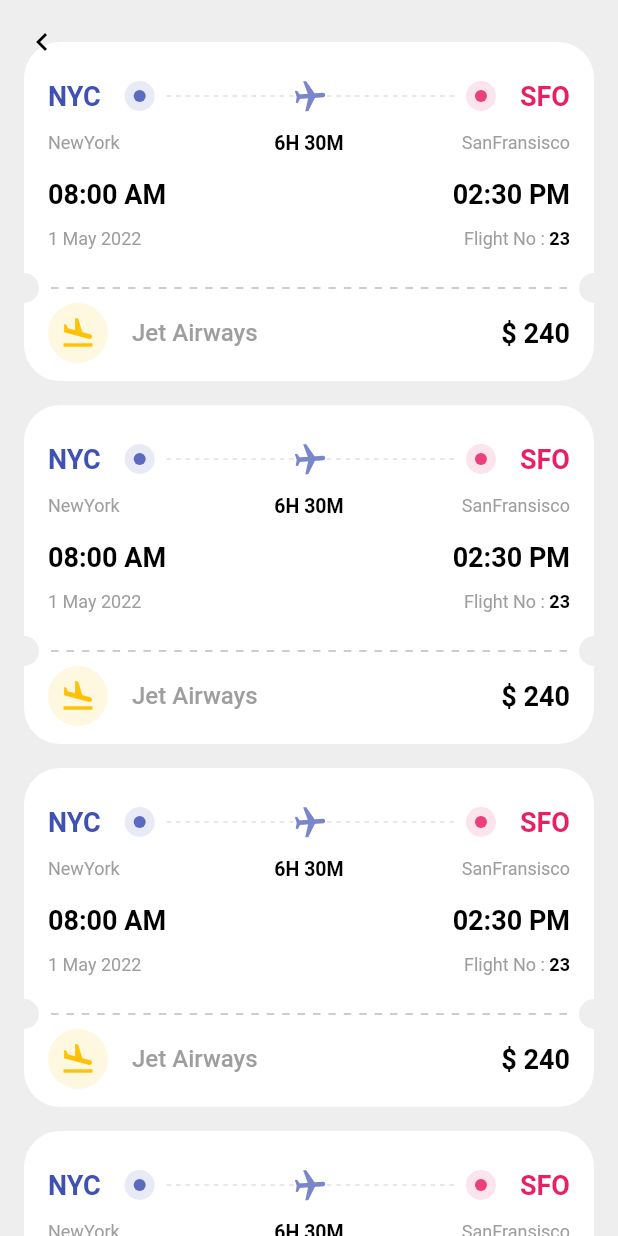
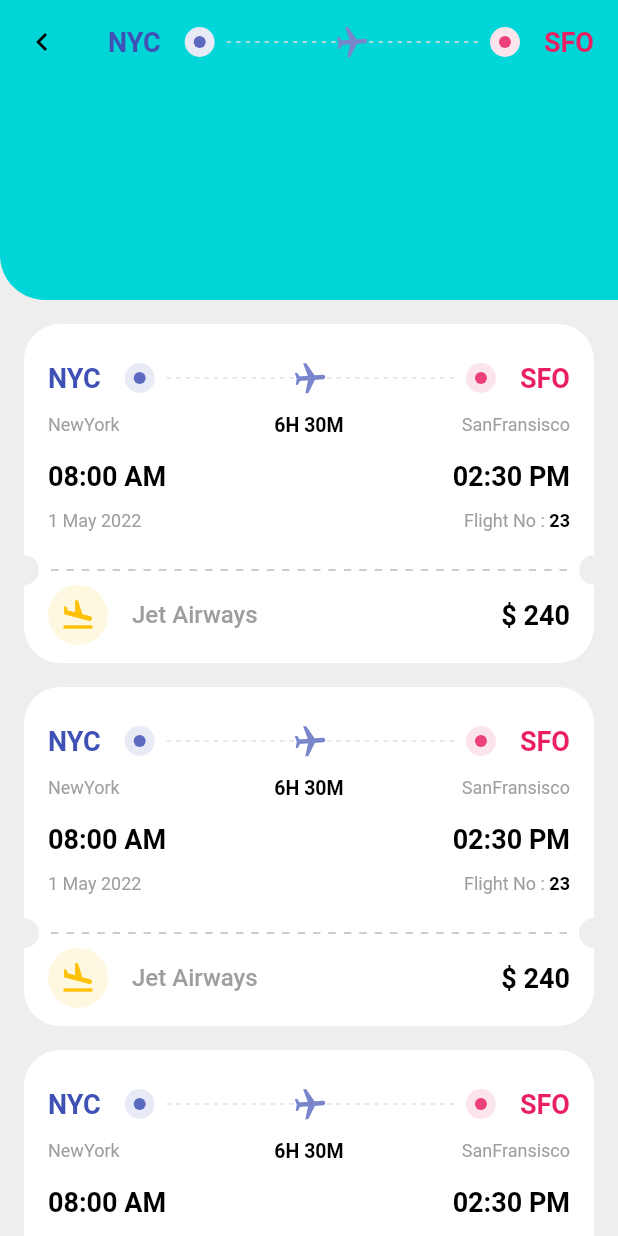
Before and after one commit to zinon-software/DBCargo, a Flutter app: the FlightTickets screen opened directly, on a phone screen of 412 x 824 dp. Run offline on Flutter 3.47's test engine with Material 2 defaults, Android fonts, the phone set to English and light mode, and no system bars; our stand-ins replace carousel_slider, font_awesome_flutter, get, google_fonts.

Commit message:
FlightTickets

```diff
--- a/lib/src/views/trips/tickets/flight_tickets_view.dart
+++ b/lib/src/views/trips/tickets/flight_tickets_view.dart
@@ -1,5 +1,6 @@
 import 'package:flutter/material.dart';
 import 'package:get/get.dart';
+import 'package:get/get_connect/http/src/utils/utils.dart';
 
 import '../ticket_detail/ticket_detail_view.dart';
 
@@ -17,7 +18,7 @@ class _FlightTicketsState extends State<FlightTickets> {
       extendBodyBehindAppBar: true,
       appBar: AppBar(
         elevation: 0,
-        backgroundColor: Colors.transparent,
+        backgroundColor: const Color(0xfff00d5d8),
         leading: IconButton(
           icon: const Icon(
             Icons.chevron_left,
@@ -25,22 +26,131 @@ class _FlightTicketsState extends State<FlightTickets> {
           ),
           onPressed: () => Get.back(),
         ),
+        title: Row(
+          children: <Widget>[
+            const Text(
+              "NYC",
+              style: TextStyle(
+                  fontSize: 18,
+                  fontWeight: FontWeight.bold,
+                  color: Colors.indigo),
+            ),
+            const SizedBox(
+              width: 16,
+            ),
+            Container(
+              padding: const EdgeInsets.all(6),
+              decoration: BoxDecoration(
+                  color: Colors.indigo.shade50,
+                  borderRadius: BorderRadius.circular(20)),
+              child: SizedBox(
+                height: 8,
+                width: 8,
+                child: DecoratedBox(
+                  decoration: BoxDecoration(
+                      color: Colors.indigo.shade400,
+                      borderRadius: BorderRadius.circular(5)),
+                ),
+              ),
+            ),
+            Expanded(
+              child: Padding(
+                padding: const EdgeInsets.all(8.0),
+                child: Stack(
+                  children: <Widget>[
+                    SizedBox(
+                      height: 24,
+                      child: LayoutBuilder(
+                        builder: (context, constraints) {
+                          return Flex(
+                            children: List.generate(
+                                (constraints.constrainWidth() / 6).floor(),
+                                (index) => SizedBox(
+                                      height: 1,
+                                      width: 3,
+                                      child: DecoratedBox(
+                                        decoration: BoxDecoration(
+                                            color: Colors.grey.shade300),
+                                      ),
+                                    )),
+                            direction: Axis.horizontal,
+                            mainAxisSize: MainAxisSize.max,
+                            mainAxisAlignment: MainAxisAlignment.spaceBetween,
+                          );
+                        },
+                      ),
+                    ),
+                    Center(
+                        child: Transform.rotate(
+                      angle: 1.5,
+                      child: Icon(
+                        Icons.local_airport,
+                        color: Colors.indigo.shade300,
+                        size: 24,
+                      ),
+                    ))
+                  ],
+                ),
+              ),
+            ),
+            Container(
+              padding: const EdgeInsets.all(6),
+              decoration: BoxDecoration(
+                  color: Colors.pink.shade50,
+                  borderRadius: BorderRadius.circular(20)),
+              child: SizedBox(
+                height: 8,
+                width: 8,
+                child: DecoratedBox(
+                  decoration: BoxDecoration(
+                      color: Colors.pink.shade400,
+                      borderRadius: BorderRadius.circular(5)),
+                ),
+              ),
+            ),
+            const SizedBox(
+              width: 16,
+            ),
+            const Text(
+              "SFO",
+              style: TextStyle(
+                  fontSize: 18,
+                  fontWeight: FontWeight.bold,
+                  color: Colors.pink),
+            )
+          ],
+        ),
       ),
       backgroundColor: Colors.grey.shade200,
-      body: ListView.builder(
+      body: SingleChildScrollView(
+        child: Column(
+          children: [
+            Container(
+              height: 200,
+              decoration: const BoxDecoration(
+                color: Color(0xfff00d5d8),
+                borderRadius: BorderRadius.only(
+                  bottomLeft: Radius.circular(30.0),
+                  // bottomRight: Radius.circular(20.0),
+                ),
+              ),
+              // child: ,
+            ),
+            ListView.builder(
+                shrinkWrap: true,
+                primary: false,
                 itemCount: 10,
                 padding: const EdgeInsets.only(top: 8, bottom: 8),
                 itemBuilder: (context, index) {
                   return Column(
                     children: [
-                if (index == 0)
-                  const SizedBox(
-                    height: 12,
-                  ),
                       TicketView(),
                     ],
                   );
                 }),
+          ],
+        ),
+      ),
     );
   }
 }
```
Lines whose indentation alone changed are shown as unchanged.
